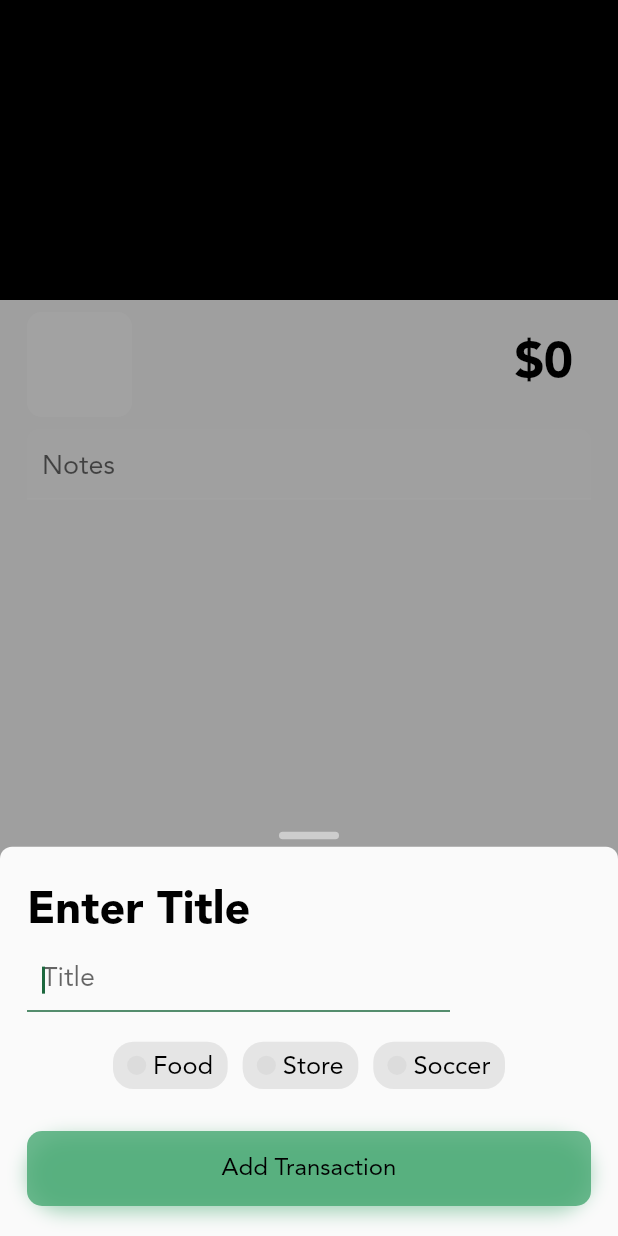
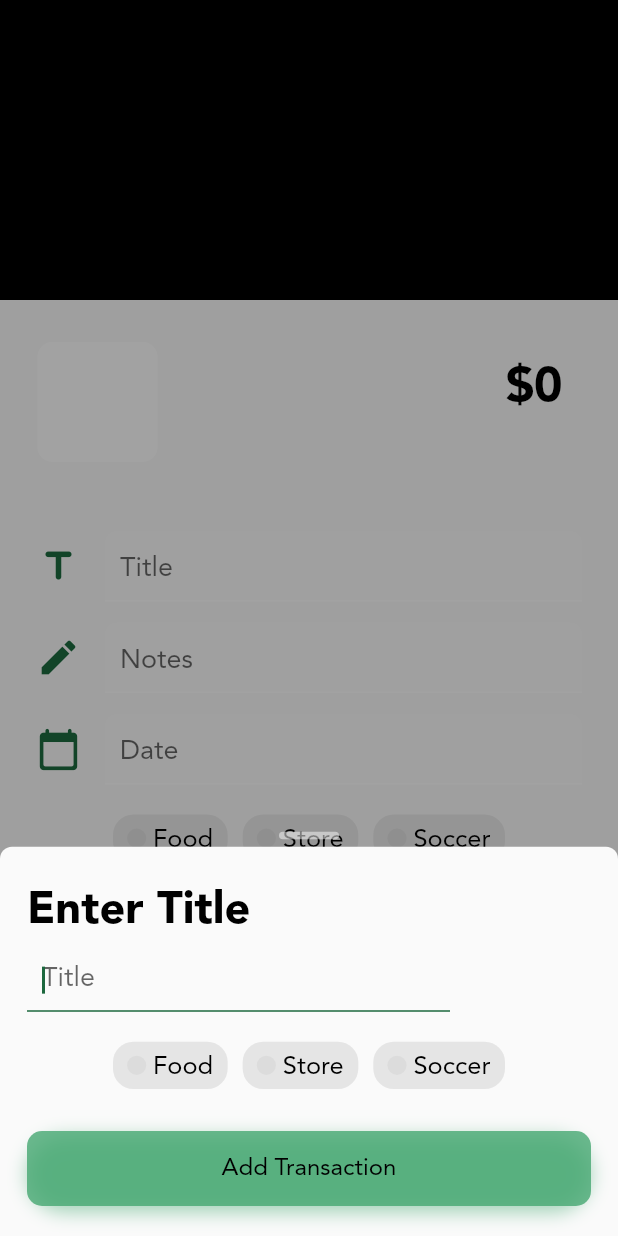
Before and after one commit to jameskokoska/Cashew, a Flutter app: the AddTransactionPage screen opened directly, on a phone screen of 412 x 824 dp. Run offline on Flutter 3.47's test engine with Material 2 defaults, Android fonts, the phone set to English and light mode, and no system bars; our stand-ins replace fl_chart, flutter_sticky_header, math_expressions, modal_bottom_sheet, moor, simple_animations; generated files the repository leaves out were written again.

Commit message:
category banner for add transaction page, fixed animation alignment for add transaction page

```diff
--- a/budget/lib/pages/addTransactionPage.dart
+++ b/budget/lib/pages/addTransactionPage.dart
@@ -94,32 +94,44 @@ class _AddTransactionPageState extends State<AddTransactionPage> {
               SliverList(
                 delegate: SliverChildListDelegate(
                   [
-                    Padding(
-                      padding: EdgeInsets.symmetric(horizontal: 10),
+                    AnimatedContainer(
+                      duration: Duration(milliseconds: 300),
+                      color: selectedCategory?.color ??
+                          Theme.of(context).canvasColor,
+                      child: Padding(
+                        padding: EdgeInsets.only(
+                            left: 17, right: 37, top: 20, bottom: 18),
                         child: Row(
                           crossAxisAlignment: CrossAxisAlignment.center,
+                          mainAxisAlignment: MainAxisAlignment.spaceBetween,
                           children: [
                             AnimatedSwitcher(
                               duration: Duration(milliseconds: 300),
                               child: CategoryIcon(
                                 key: ValueKey(selectedCategory?.id ?? ""),
                                 category: selectedCategory,
-                              size: 50,
+                                size: 60,
                                 onTap: () {
                                   openBottomSheet(
                                     context,
                                     PopupFramework(
                                       title: "Select Category",
                                       child: SelectCategory(
-                                      setSelectedCategory: setSelectedCategory,
+                                        setSelectedCategory:
+                                            setSelectedCategory,
                                       ),
                                     ),
                                   );
                                 },
                               ),
                             ),
+                            Container(width: 8),
                             Expanded(
-                            child: GestureDetector(
+                              child: Column(
+                                crossAxisAlignment: CrossAxisAlignment.end,
+                                children: [
+                                  Container(height: 8),
+                                  GestureDetector(
                                     behavior: HitTestBehavior.opaque,
                                     onTap: () {
                                       openBottomSheet(
@@ -127,38 +139,77 @@ class _AddTransactionPageState extends State<AddTransactionPage> {
                                         PopupFramework(
                                           title: "Enter Amount",
                                           child: SelectAmount(
-                                      setSelectedAmount: setSelectedAmount,
+                                            setSelectedAmount:
+                                                setSelectedAmount,
                                             amountPassed:
                                                 selectedAmountCalculation ?? "",
                                           ),
                                         ),
                                       );
                                     },
-                              child: Align(
-                                alignment: Alignment.centerRight,
-                                child: Padding(
-                                  padding: EdgeInsets.only(
-                                      right: 20, top: 20, bottom: 20),
                                     child: AnimatedSwitcher(
                                       duration: Duration(milliseconds: 350),
+                                      child: Container(
+                                        key: ValueKey(selectedAmount),
+                                        width: double.infinity,
                                         child: TextFont(
                                           textAlign: TextAlign.right,
                                           key: ValueKey(selectedAmount),
-                                      text: convertToMoney(selectedAmount ?? 0),
-                                      fontSize: 33,
+                                          text: convertToMoney(
+                                              selectedAmount ?? 0),
+                                          fontSize: 32,
                                           fontWeight: FontWeight.bold,
+                                          maxLines: 2,
                                         ),
                                       ),
                                     ),
                                   ),
+                                  AnimatedSwitcher(
+                                    duration: Duration(milliseconds: 350),
+                                    child: Container(
+                                      key: ValueKey(
+                                          selectedCategory?.title ?? ""),
+                                      width: double.infinity,
+                                      child: TextFont(
+                                        textAlign: TextAlign.right,
+                                        fontSize: 18,
+                                        text: selectedCategory?.title ?? "",
+                                      ),
+                                    ),
+                                  ),
+                                  Container(height: 3),
+                                ],
                               ),
                             ),
                           ],
                         ),
                       ),
+                    ),
+                    Padding(
+                      padding: EdgeInsets.symmetric(horizontal: 24),
+                      child: Column(
+                        children: [
+                          Container(height: 20),
+                          TextInput(
+                            labelText: "Title",
+                            icon: Icons.title_rounded,
+                            padding: EdgeInsets.zero,
+                          ),
+                          Container(height: 14),
                           TextInput(
                             labelText: "Notes",
+                            icon: Icons.edit,
+                            padding: EdgeInsets.zero,
                           ),
+                          Container(height: 14),
+                          TextInput(
+                            labelText: "Date",
+                            icon: Icons.calendar_today_rounded,
+                            padding: EdgeInsets.zero,
+                          ),
+                          Container(height: 20),
+                          SelectTag(),
+                          Container(height: 10),
                           GestureDetector(
                             onTap: () {
                               openBottomSheet(
@@ -174,6 +225,9 @@ class _AddTransactionPageState extends State<AddTransactionPage> {
                               );
                             },
                             child: TextFont(text: selectedTitle ?? ""),
+                          )
+                        ],
+                      ),
                     )
                   ],
                 ),
--- a/budget/lib/widgets/textInput.dart
+++ b/budget/lib/widgets/textInput.dart
@@ -48,7 +48,7 @@ class TextInput extends StatelessWidget {
           icon: icon != null
               ? Icon(
                   icon,
-                  size: 40,
+                  size: 30,
                   color: Theme.of(context).colorScheme.accentColorHeavy,
                 )
               : null,
```
Lines whose indentation alone changed are shown as unchanged.
